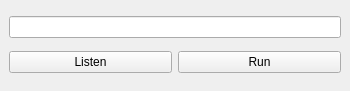
Qt form assets/views/mainwindow.ui (philipmassouh/robart) before a commit.
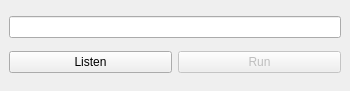
The same form after that commit.

Commit message: Added callback for text changed (not yet implemented)

The edit to the form file:
```diff
--- a/assets/views/mainwindow.ui
+++ b/assets/views/mainwindow.ui
@@ -29,6 +29,9 @@
       </item>
       <item>
        <widget class="QPushButton" name="run_btn">
+        <property name="enabled">
+         <bool>false</bool>
+        </property>
         <property name="text">
          <string>Run</string>
         </property>
```
The commit also changes 1 other file.
